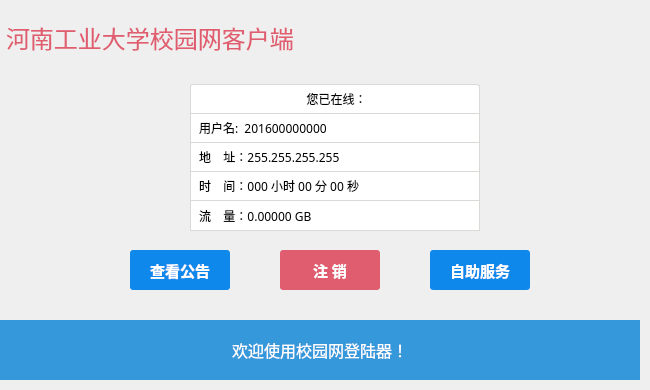
ehaut/srun3k-client-ui, file srun-3k-ui/mainwindow.ui: the form before one commit.
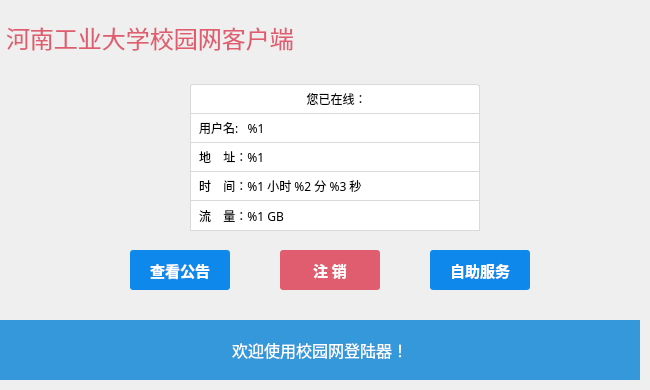
The form after the commit. The open tabs and pages were chosen to show the change. Icons and pictures are not drawn.

Diff of the .ui file:
```diff
--- a/srun-3k-ui/mainwindow.ui
+++ b/srun-3k-ui/mainwindow.ui
@@ -725,7 +725,7 @@
     color: #000;</string>
          </property>
          <property name="text">
-          <string>地    址：255.255.255.255</string>
+          <string>地    址：%1</string>
          </property>
         </widget>
         <widget class="QLabel" name="nameLable">
@@ -751,7 +751,7 @@
     color: #000;</string>
          </property>
          <property name="text">
-          <string>用户名:  201600000000</string>
+          <string>用户名:   %1</string>
          </property>
         </widget>
         <widget class="QLabel" name="dataLable">
@@ -777,7 +777,7 @@
     color: #000;</string>
          </property>
          <property name="text">
-          <string>流    量：0.00000 GB</string>
+          <string>流    量：%1 GB</string>
          </property>
         </widget>
         <widget class="QLabel" name="infoLable">
@@ -831,7 +831,7 @@
     color: #000;</string>
          </property>
          <property name="text">
-          <string>时    间：000 小时 00 分 00 秒</string>
+          <string>时    间：%1 小时 %2 分 %3 秒</string>
          </property>
         </widget>
         <widget class="QPushButton" name="serviceButtonInLogoutPage">
```
Left out of the diff: 8 changed lines with no effect on the pictures.
